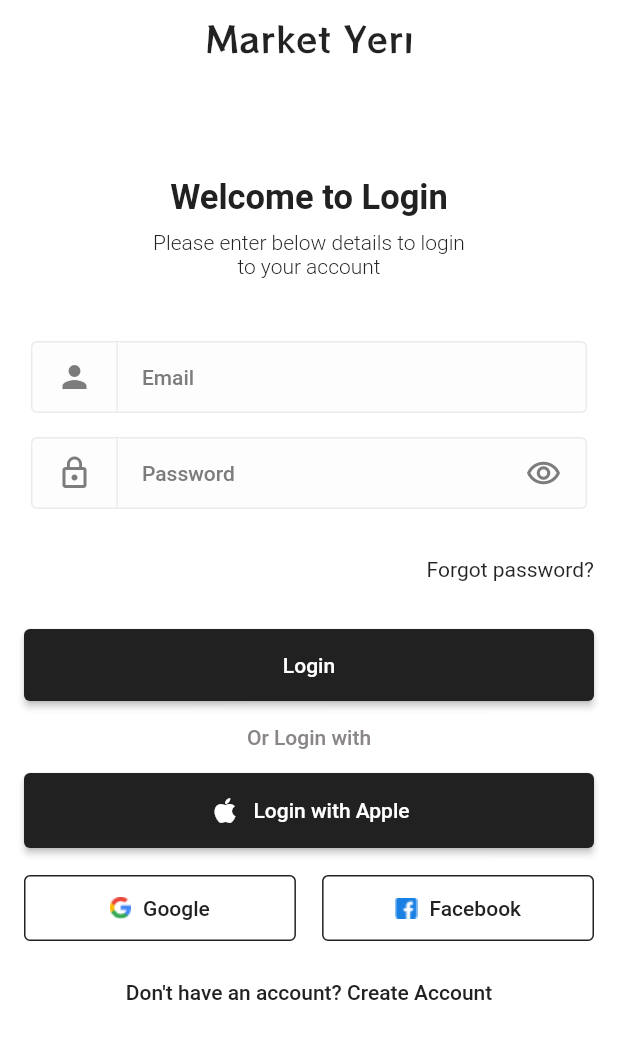
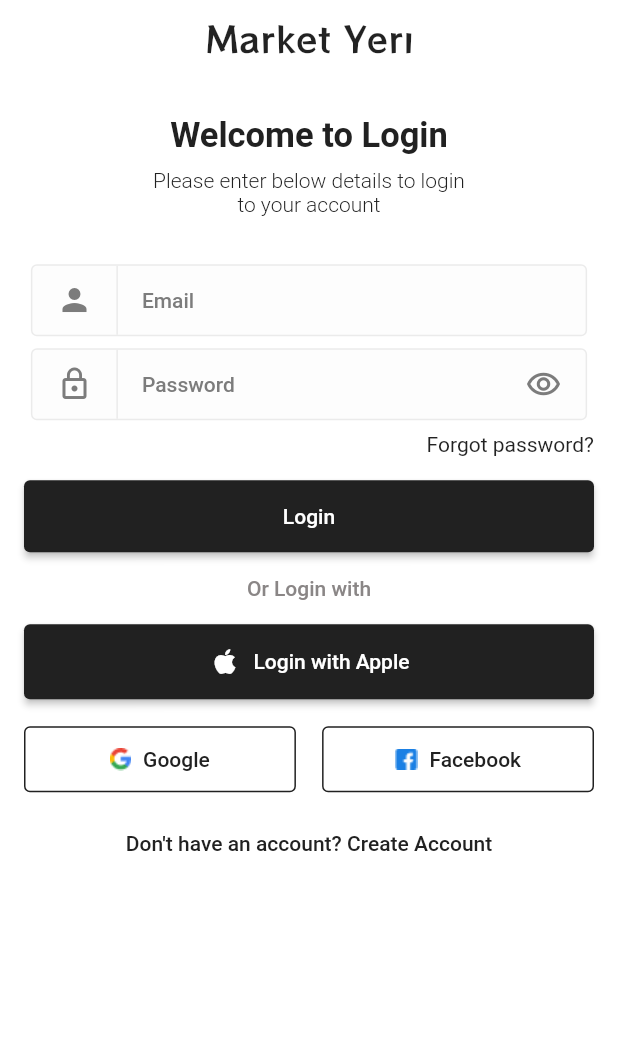
Before and after one commit to kibris-order/Marketyeri-flutter-app, a Flutter app: the LoginScreen screen opened directly with empty values, on a phone screen of 412 x 824 dp. Shown: the top 1039 px of the screen. Run offline on Flutter 3.47's test engine with Material 2 defaults, Android fonts, the phone set to English and light mode, and no system bars; our stand-ins replace bloc, cloud_firestore, equatable, firebase_auth, firebase_core, firebase_storage and 7 more; missing offline and left inert: algolia, flutter_facebook_auth; accounts and stored records are empty.

Commit message:
fixed login,register & forgot password screens so that smaller devices can also view the page without overflows

```diff
--- a/lib/screens/Authentication/Login/forgot_password.dart
+++ b/lib/screens/Authentication/Login/forgot_password.dart
@@ -23,7 +23,7 @@ class ForgotPassword extends StatelessWidget {
                 MarketYeriIcons.marketYeriLogo,
                 size: 20,
               ),
-             Padding(padding: EdgeInsets.all(MediaQuery.of(context).size.width*0.1)),
+             Padding(padding: EdgeInsets.all(MediaQuery.of(context).size.width*0.05)),
               Column(
                 mainAxisAlignment: MainAxisAlignment.center,
                 crossAxisAlignment: CrossAxisAlignment.stretch,
@@ -54,7 +54,7 @@ class ForgotPassword extends StatelessWidget {
                             fontSize: 14,
                             fontWeight: FontWeight.w300),
                       ),
-                      const Padding(padding: EdgeInsets.all(21)),
+                      const Padding(padding: EdgeInsets.all(16)),
                       Container(
                           height: 55,
                           width: MediaQuery.of(context).size.width * 0.9,
--- a/lib/screens/Authentication/Login/login_screen.dart
+++ b/lib/screens/Authentication/Login/login_screen.dart
@@ -58,6 +58,7 @@ class LoginScreen extends StatelessWidget {
       child: Scaffold(
         backgroundColor: Styles.colorWhite,
         body: SafeArea(
+          child: SingleChildScrollView(
             child: Padding(
               padding: const EdgeInsets.symmetric(vertical: 8, horizontal: 16),
               child: Column(
@@ -71,7 +72,7 @@ class LoginScreen extends StatelessWidget {
                   ),
                   Padding(
                       padding: EdgeInsets.all(
-                        MediaQuery.of(context).size.width * 0.1)),
+                          MediaQuery.of(context).size.width * 0.05)),
                   Column(
                     mainAxisAlignment: MainAxisAlignment.end,
                     crossAxisAlignment: CrossAxisAlignment.center,
@@ -98,14 +99,15 @@ class LoginScreen extends StatelessWidget {
                             fontSize: 14,
                             fontWeight: FontWeight.w300),
                       ),
-                    const Padding(padding: EdgeInsets.all(21)),
+                      const Padding(padding: EdgeInsets.all(16)),
                       Container(
                           height: 48,
                           width: MediaQuery.of(context).size.width * 0.9,
                           decoration: BoxDecoration(
                               color: const Color(0xfffdfdfd),
                               borderRadius: BorderRadius.circular(4),
-                            border: Border.all(color: const Color(0xffebebeb))),
+                              border:
+                                  Border.all(color: const Color(0xffebebeb))),
                           child: Row(
                             mainAxisAlignment: MainAxisAlignment.start,
                             children: [
@@ -117,7 +119,9 @@ class LoginScreen extends StatelessWidget {
                               ),
                               const Padding(padding: EdgeInsets.all(8)),
                               Container(
-                                color: Color(0xffebebeb), height: 48, width: 1),
+                                  color: Color(0xffebebeb),
+                                  height: 48,
+                                  width: 1),
                               const Padding(padding: EdgeInsets.all(8)),
                               const Text(
                                 'Email',
@@ -128,14 +132,15 @@ class LoginScreen extends StatelessWidget {
                               ),
                             ],
                           )),
-                    const Padding(padding: EdgeInsets.all(8)),
+                      const Padding(padding: EdgeInsets.all(4)),
                       Container(
                           height: 48,
                           width: MediaQuery.of(context).size.width * 0.9,
                           decoration: BoxDecoration(
                               color: const Color(0xfffdfdfd),
                               borderRadius: BorderRadius.circular(4),
-                            border: Border.all(color: const Color(0xffebebeb))),
+                              border:
+                                  Border.all(color: const Color(0xffebebeb))),
                           child: Row(
                             mainAxisAlignment: MainAxisAlignment.start,
                             children: [
@@ -144,7 +149,9 @@ class LoginScreen extends StatelessWidget {
                                   size: 24, color: Color(0xff7c7c7c)),
                               const Padding(padding: EdgeInsets.all(8)),
                               Container(
-                                color: Color(0xffebebeb), height: 55, width: 1),
+                                  color: Color(0xffebebeb),
+                                  height: 55,
+                                  width: 1),
                               const Padding(padding: EdgeInsets.all(8)),
                               const Expanded(
                                 child: Text(
@@ -162,7 +169,7 @@ class LoginScreen extends StatelessWidget {
                           )),
                     ],
                   ),
-                const Padding(padding: EdgeInsets.all(16)),
+                  const Padding(padding: EdgeInsets.all(4)),
                   Row(
                     mainAxisAlignment: MainAxisAlignment.end,
                     children: [
@@ -171,7 +178,7 @@ class LoginScreen extends StatelessWidget {
                           child: const Text('Forgot password?')),
                     ],
                   ),
-                const Padding(padding: EdgeInsets.all(16)),
+                  const Padding(padding: EdgeInsets.all(8)),
                   ElevatedButton(
                     style: ButtonStyle(
                       padding: MaterialStateProperty.all<EdgeInsets>(
@@ -204,7 +211,7 @@ class LoginScreen extends StatelessWidget {
                       backgroundColor:
                           MaterialStateProperty.all<Color>(Styles.colorDark),
                     ),
-                  onPressed: (){
+                    onPressed: () {
                       context.read<LoginCubit>().loginWithApple();
                     },
                     child: Row(
@@ -301,6 +308,7 @@ class LoginScreen extends StatelessWidget {
             ),
           ),
         ),
+      ),
     );
   }
 }
```
Also changed, not shown: lib/screens/Authentication/Register/register_screen.dart (+5 -3 lines). Lines whose indentation alone changed are shown as unchanged.
